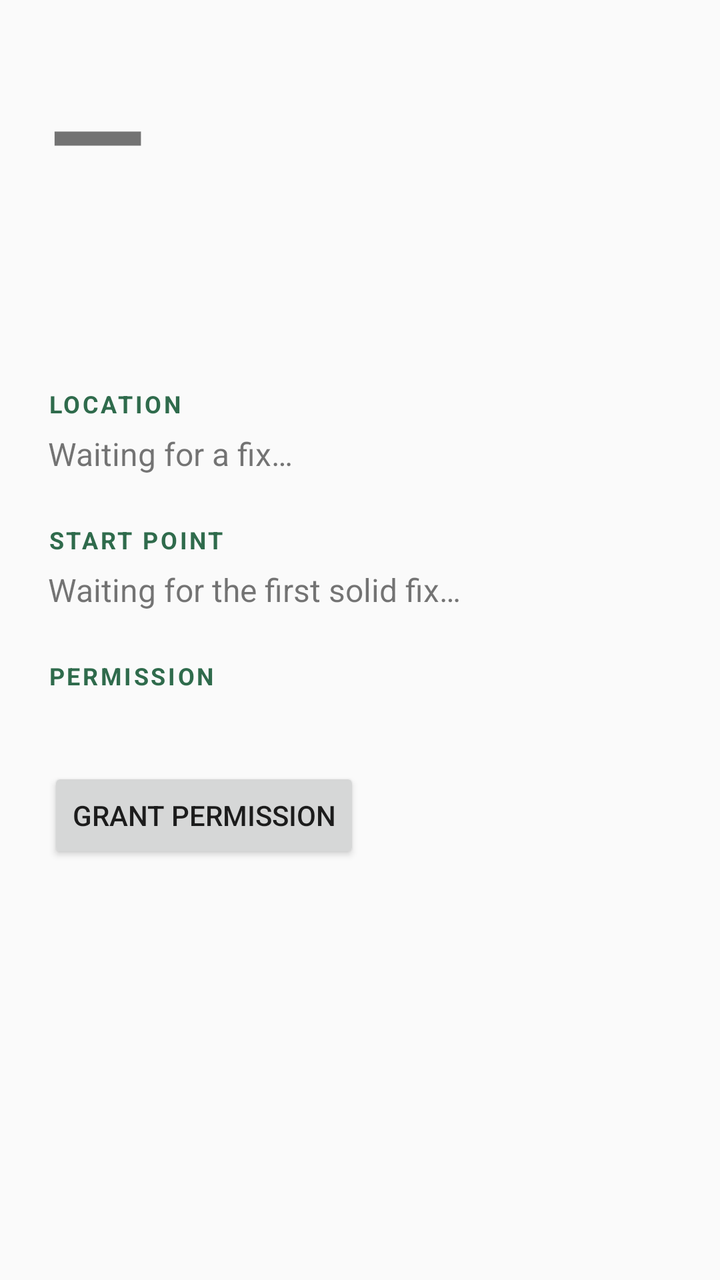
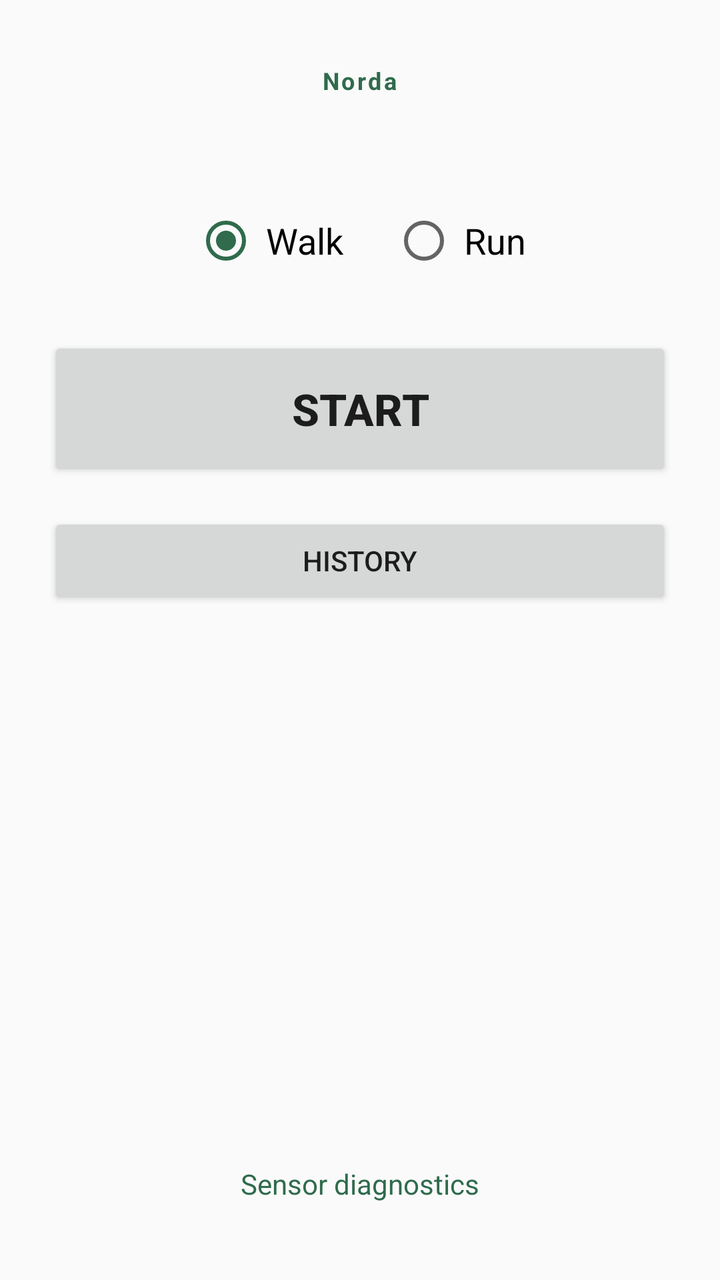

The first picture is an Android layout as it rendered before a commit; the second is the same layout after the commit. The layout source and the unified diff follow.
<!-- AndroidManifest.xml: application theme Theme.Norda -->
<!-- res/layout/activity_main.xml -->
<?xml version="1.0" encoding="utf-8"?>
<ScrollView xmlns:android="http://schemas.android.com/apk/res/android"
    android:id="@+id/root"
    android:layout_width="match_parent"
    android:layout_height="match_parent"
    android:fillViewport="true">

    <LinearLayout
        android:layout_width="match_parent"
        android:layout_height="wrap_content"
        android:orientation="vertical"
        android:padding="24dp">

        <TextView
            android:id="@+id/headingDegrees"
            android:layout_width="wrap_content"
            android:layout_height="wrap_content"
            android:text="@string/placeholder_dash"
            android:textSize="64sp"
            android:textStyle="bold" />

        <TextView
            android:id="@+id/headingCardinal"
            android:layout_width="wrap_content"
            android:layout_height="wrap_content"
            android:textColor="@color/norda_green"
            android:textSize="22sp"
            android:textStyle="bold" />

        <TextView
            android:id="@+id/sensorStatus"
            android:layout_width="match_parent"
            android:layout_height="wrap_content"
            android:layout_marginTop="8dp"
            android:minLines="1"
            android:textSize="14sp" />

        <TextView
            style="@style/Norda.SectionLabel"
            android:layout_marginTop="28dp"
            android:text="@string/section_location" />

        <TextView
            android:id="@+id/locationText"
            android:layout_width="match_parent"
            android:layout_height="wrap_content"
            android:layout_marginTop="6dp"
            android:text="@string/location_waiting"
            android:textSize="16sp" />

        <TextView
            style="@style/Norda.SectionLabel"
            android:layout_marginTop="24dp"
            android:text="@string/section_start" />

        <TextView
            android:id="@+id/startText"
            android:layout_width="match_parent"
            android:layout_height="wrap_content"
            android:layout_marginTop="6dp"
            android:text="@string/start_waiting"
            android:textSize="16sp" />

        <TextView
            style="@style/Norda.SectionLabel"
            android:layout_marginTop="24dp"
            android:text="@string/section_permission" />

        <TextView
            android:id="@+id/permissionText"
            android:layout_width="match_parent"
            android:layout_height="wrap_content"
            android:layout_marginTop="6dp"
            android:textSize="16sp" />

        <Button
            android:id="@+id/permissionButton"
            android:layout_width="wrap_content"
            android:layout_height="wrap_content"
            android:layout_marginTop="10dp"
            android:minHeight="48dp"
            android:text="@string/grant_permission" />

    </LinearLayout>
</ScrollView>
<!-- resources referenced by this layout -->
<resources>
  <color name="norda_green">#2F6B4C</color>
  <string name="grant_permission">Grant permission</string>
  <string name="location_waiting">Waiting for a fix…</string>
  <string name="placeholder_dash">—</string>
  <string name="section_location">LOCATION</string>
  <string name="section_permission">PERMISSION</string>
  <string name="section_start">START POINT</string>
  <string name="start_waiting">Waiting for the first solid fix…</string>
  <style name="Norda.SectionLabel" parent="">
          <item name="android:layout_width">wrap_content</item>
          <item name="android:layout_height">wrap_content</item>
          <item name="android:textSize">12sp</item>
          <item name="android:letterSpacing">0.1</item>
          <item name="android:textStyle">bold</item>
          <item name="android:textColor">@color/norda_green</item>
      </style>
  <style name="Theme.Norda" parent="android:Theme.Material.Light.NoActionBar">
          <item name="android:colorPrimary">@color/norda_green</item>
          <item name="android:colorAccent">@color/norda_green</item>
      </style>
</resources>

<!-- the commit's change to res/layout/activity_main.xml (unified diff, before → after) -->
@@ -1,85 +1,86 @@
 <?xml version="1.0" encoding="utf-8"?>
-<ScrollView xmlns:android="http://schemas.android.com/apk/res/android"
+<LinearLayout xmlns:android="http://schemas.android.com/apk/res/android"
     android:id="@+id/root"
     android:layout_width="match_parent"
     android:layout_height="match_parent"
-    android:fillViewport="true">
+    android:orientation="vertical"
+    android:gravity="center_horizontal"
+    android:padding="24dp">
 
-    <LinearLayout
+    <TextView
+        style="@style/Norda.SectionLabel"
+        android:layout_marginTop="8dp"
+        android:text="@string/app_name" />
+
+    <RadioGroup
+        android:id="@+id/typeGroup"
+        android:layout_width="wrap_content"
+        android:layout_height="wrap_content"
+        android:layout_marginTop="48dp"
+        android:orientation="horizontal">
+
+        <RadioButton
+            android:id="@+id/typeWalk"
+            android:layout_width="wrap_content"
+            android:layout_height="wrap_content"
+            android:checked="true"
+            android:minHeight="48dp"
+            android:paddingEnd="24dp"
+            android:paddingStart="4dp"
+            android:text="@string/walk"
+            android:textSize="18sp" />
+
+        <RadioButton
+            android:id="@+id/typeRun"
+            android:layout_width="wrap_content"
+            android:layout_height="wrap_content"
+            android:minHeight="48dp"
+            android:paddingStart="4dp"
+            android:text="@string/run"
+            android:textSize="18sp" />
+    </RadioGroup>
+
+    <Button
+        android:id="@+id/startButton"
+        android:layout_width="match_parent"
+        android:layout_height="72dp"
+        android:layout_marginTop="24dp"
+        android:text="@string/start"
+        android:textSize="22sp"
+        android:textStyle="bold" />
+
+    <TextView
+        android:id="@+id/permissionHint"
         android:layout_width="match_parent"
         android:layout_height="wrap_content"
-        android:orientation="vertical"
-        android:padding="24dp">
+        android:layout_marginTop="12dp"
+        android:gravity="center"
+        android:text="@string/permission_needed"
+        android:textSize="14sp"
+        android:visibility="gone" />
 
-        <TextView
-            android:id="@+id/headingDegrees"
-            android:layout_width="wrap_content"
-            android:layout_height="wrap_content"
-            android:text="@string/placeholder_dash"
-            android:textSize="64sp"
-            android:textStyle="bold" />
+    <Button
+        android:id="@+id/historyButton"
+        android:layout_width="match_parent"
+        android:layout_height="wrap_content"
+        android:layout_marginTop="16dp"
+        android:minHeight="48dp"
+        android:text="@string/history" />
 
-        <TextView
-            android:id="@+id/headingCardinal"
-            android:layout_width="wrap_content"
-            android:layout_height="wrap_content"
-            android:textColor="@color/norda_green"
-            android:textSize="22sp"
-            android:textStyle="bold" />
+    <View
+        android:layout_width="0dp"
+        android:layout_height="0dp"
+        android:layout_weight="1" />
 
-        <TextView
-            android:id="@+id/sensorStatus"
-            android:layout_width="match_parent"
-            android:layout_height="wrap_content"
-            android:layout_marginTop="8dp"
-            android:minLines="1"
-            android:textSize="14sp" />
+    <TextView
+        android:id="@+id/diagnosticsLink"
+        android:layout_width="wrap_content"
+        android:layout_height="wrap_content"
+        android:minHeight="48dp"
+        android:gravity="center"
+        android:padding="12dp"
+        android:text="@string/diagnostics"
+        android:textColor="@color/norda_green"
+        android:textSize="14sp" />
 
-        <TextView
-            style="@style/Norda.SectionLabel"
-            android:layout_marginTop="28dp"
-            android:text="@string/section_location" />
-
-        <TextView
-            android:id="@+id/locationText"
-            android:layout_width="match_parent"
-            android:layout_height="wrap_content"
-            android:layout_marginTop="6dp"
-            android:text="@string/location_waiting"
-            android:textSize="16sp" />
-
-        <TextView
-            style="@style/Norda.SectionLabel"
-            android:layout_marginTop="24dp"
-            android:text="@string/section_start" />
-
-        <TextView
-            android:id="@+id/startText"
-            android:layout_width="match_parent"
-            android:layout_height="wrap_content"
-            android:layout_marginTop="6dp"
-            android:text="@string/start_waiting"
-            android:textSize="16sp" />
-
-        <TextView
-            style="@style/Norda.SectionLabel"
-            android:layout_marginTop="24dp"
-            android:text="@string/section_permission" />
-
-        <TextView
-            android:id="@+id/permissionText"
-            android:layout_width="match_parent"
-            android:layout_height="wrap_content"
-            android:layout_marginTop="6dp"
-            android:textSize="16sp" />
-
-        <Button
-            android:id="@+id/permissionButton"
-            android:layout_width="wrap_content"
-            android:layout_height="wrap_content"
-            android:layout_marginTop="10dp"
-            android:minHeight="48dp"
-            android:text="@string/grant_permission" />
-
-    </LinearLayout>
-</ScrollView>
+</LinearLayout>
<!-- resource entries referenced after the edit -->
@@ -1,13 +1,13 @@
 <!-- resources referenced by this layout -->
 <resources>
   <color name="norda_green">#2F6B4C</color>
-  <string name="grant_permission">Grant permission</string>
-  <string name="location_waiting">Waiting for a fix…</string>
-  <string name="placeholder_dash">—</string>
-  <string name="section_location">LOCATION</string>
-  <string name="section_permission">PERMISSION</string>
-  <string name="section_start">START POINT</string>
-  <string name="start_waiting">Waiting for the first solid fix…</string>
+  <string name="app_name">Norda</string>
+  <string name="diagnostics">Sensor diagnostics</string>
+  <string name="history">History</string>
+  <string name="permission_needed">Location permission is needed to verify GPS.</string>
+  <string name="run">Run</string>
+  <string name="start">START</string>
+  <string name="walk">Walk</string>
   <style name="Norda.SectionLabel" parent="">
           <item name="android:layout_width">wrap_content</item>
           <item name="android:layout_height">wrap_content</item>
